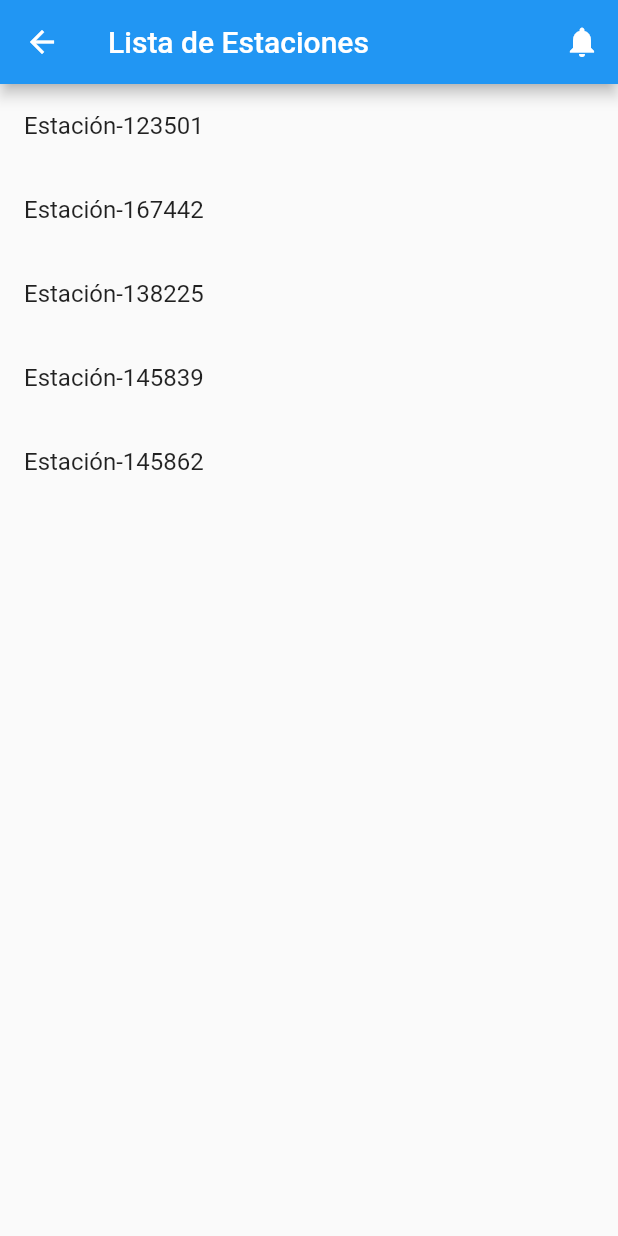
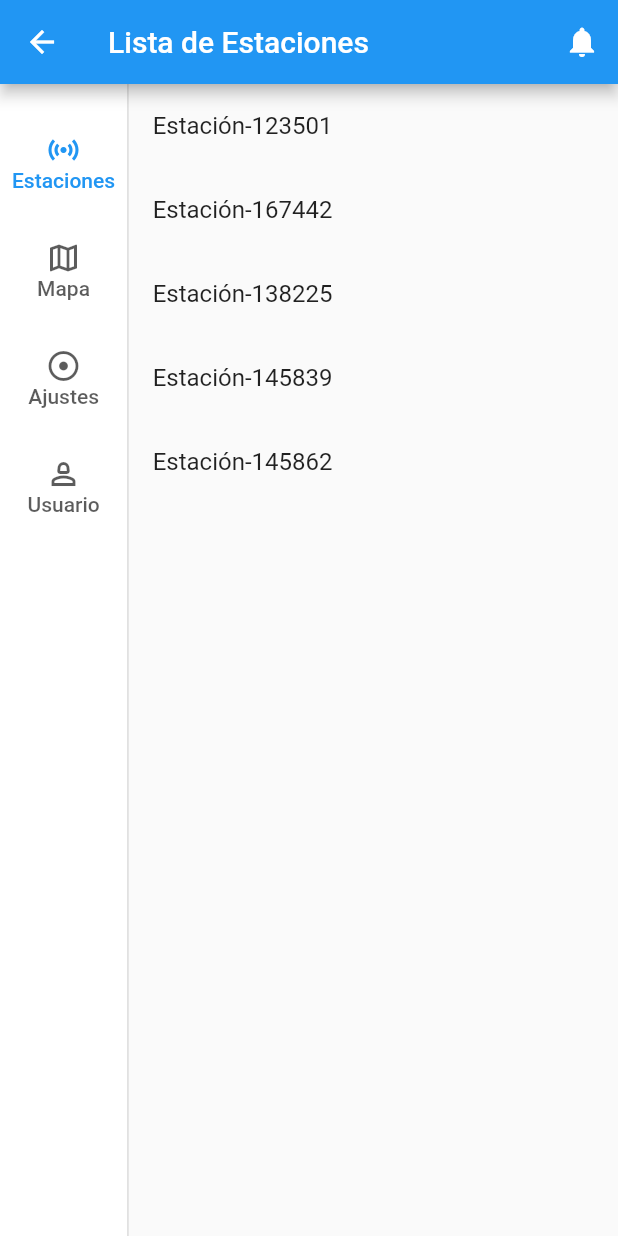
Before and after one commit to kniiok/estacionex, a Flutter app: the StationListPage screen opened directly, on a phone screen of 412 x 824 dp. Run offline on Flutter 3.47's test engine with Material 2 defaults, Android fonts, the light colour scheme and no system bars; our stand-ins replace shared_preferences; missing offline and left inert: mqtt_client; accounts and stored records are empty.

Commit message:
Tomando Forma

```diff
--- a/lib/MqttHandler.dart
+++ b/lib/MqttHandler.dart
@@ -62,10 +62,10 @@ class MqttHandler with ChangeNotifier {
         sensor = 'Sensor-525327';
         break;
       case 'Estación-145839':
-        sensor = 'Sensor-653828';
+        sensor = 'Sensor-653824';
         break;
       case 'Estación-145862':
-        sensor = 'Sensor-653141';
+        sensor = 'Sensor-558414';
         break;
     }
 
--- a/lib/stationListPage.dart
+++ b/lib/stationListPage.dart
@@ -2,9 +2,23 @@ import 'package:flutter/material.dart';
 import 'package:sensor_flutter_app/stationDetailPage.dart';
 import 'notificationsPage.dart';
 
-class StationListPage extends StatelessWidget {
+class StationListPage extends StatefulWidget {
   const StationListPage({super.key});
 
+@override
+  State<StationListPage> createState() => _StationListPageState();
+}
+
+class _StationListPageState extends State<StationListPage> {
+  int _selectedIndex = 0;
+  NavigationRailLabelType labelType = NavigationRailLabelType.all;
+  bool showLeading = false;
+  bool showTrailing = false;
+  double groupAlignment = -1.0;
+  @override
+  void initState() {
+    super.initState();
+  }
   @override
   Widget build(BuildContext context) {
     return Scaffold(
@@ -22,7 +36,59 @@ class StationListPage extends StatelessWidget {
           ),
         ],
       ),
-      body: ListView(
+      body: Row(
+        children: <Widget>[
+          NavigationRail(
+            selectedIndex: _selectedIndex,
+            groupAlignment: groupAlignment,
+            onDestinationSelected: (int index) {
+              setState(() {
+                _selectedIndex = index;
+              });
+            },
+            labelType: labelType,
+            leading: showLeading
+                ? FloatingActionButton(
+                    elevation: 0,
+                    onPressed: () {
+                      // Add your onPressed code here!
+                    },
+                    child: const Icon(Icons.add),
+                  )
+                : const SizedBox(),
+            trailing: showTrailing
+                ? IconButton(
+                    onPressed: () {
+                      // Add your onPressed code here!
+                    },
+                    icon: const Icon(Icons.more_horiz_rounded),
+                  )
+                : const SizedBox(),
+            destinations: const <NavigationRailDestination>[
+              NavigationRailDestination(
+                icon: Icon(Icons.sensors_outlined),
+                selectedIcon: Icon(Icons.sensors),
+                label: Text('Estaciones'),
+              ),
+              NavigationRailDestination(
+                icon: Icon(Icons.map_outlined),
+                selectedIcon: Icon(Icons.map),
+                label: Text('Mapa'),
+              ),
+              NavigationRailDestination(
+                icon: Icon(Icons.adjust_outlined),
+                selectedIcon: Icon(Icons.adjust),
+                label: Text('Ajustes'),
+              ),
+              NavigationRailDestination(
+                icon: Icon(Icons.person_2_outlined),
+                selectedIcon: Icon(Icons.person_2),
+                label: Text('Usuario'),
+              ),
+            ],
+          ),
+          const VerticalDivider(thickness: 1, width: 1),
+          Expanded(child: ListView(
         children: const [
           StationItem(name: 'Estación-123501'),
           StationItem(name: 'Estación-167442'),
@@ -31,7 +97,11 @@ class StationListPage extends StatelessWidget {
           StationItem(name: 'Estación-145862'),
         ],
       ),
+    ),
+        ],
+      ),
     );
+
   }
 }
 
```
Also changed, not shown: lib/stationDetailPage.dart (+32 -55 lines).
